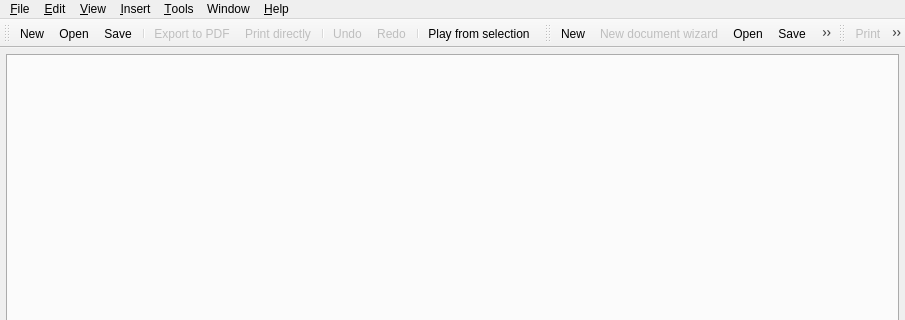
Above: trunk/src/ui/mainwin.ui from canorusmusic/canorus before the change; both pictures show x 0 to 905 and y 0 to 320 of the 905 by 660 pixel window. Below: the same form after it.
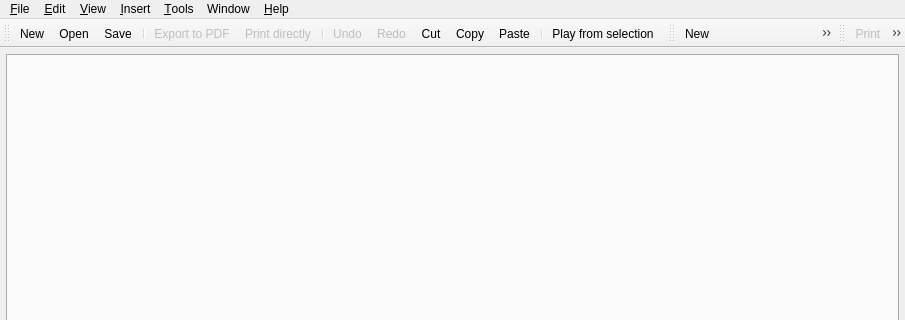
That is the form after the change. Icons and pictures are not drawn.

Commit message: Basic copy/paste now works. Code is still highly experimental and crashes in most of the cases, but it works :)

```diff
--- a/trunk/src/ui/mainwin.ui
+++ b/trunk/src/ui/mainwin.ui
@@ -216,6 +216,9 @@
    <addaction name="separator" />
    <addaction name="uiUndo" />
    <addaction name="uiRedo" />
+   <addaction name="uiCut" />
+   <addaction name="uiCopy" />
+   <addaction name="uiPaste" />
    <addaction name="separator" />
    <addaction name="uiPlayFromSelection" />
   </widget>
```
The commit also changes 4 other files.
